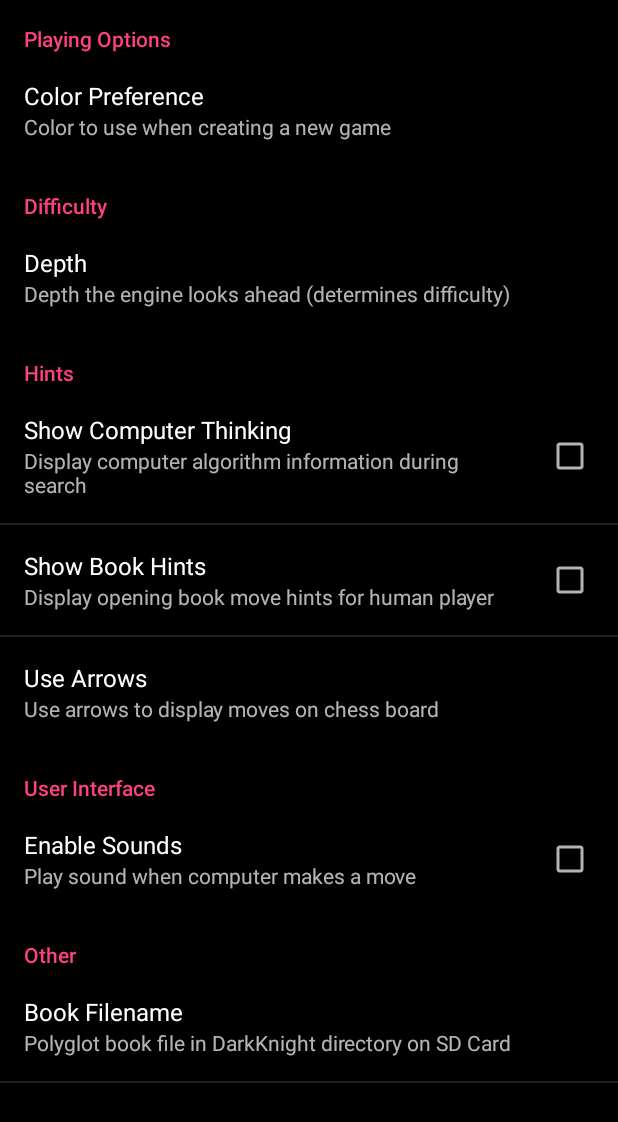
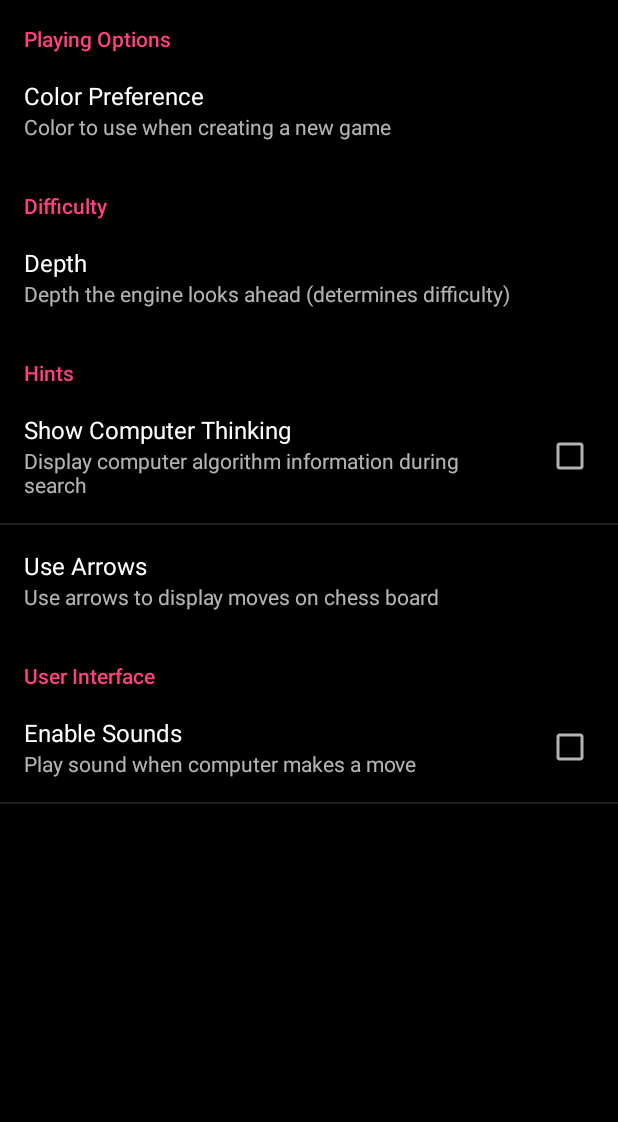
Before and after one commit to nickink/darkknight, an Android app: the SettingsActivity screen opened directly, with no data from a screen before it, on a phone screen of 412 x 824 dp. Shown: the top 1122 px of the screen. Run offline under Robolectric (Android 15) with nearby library versions, the phone set to English and light mode, and no system bars.

Commit message:
add Bluetooth discovery support, remove unneeded preferences, update plugin path

```diff
--- a/app/build.gradle
+++ b/app/build.gradle
@@ -5,7 +5,7 @@ android {
     buildToolsVersion "23.0.3"
 
     defaultConfig {
-        versionCode 20
+        versionCode 21
         versionName "0.9"
         applicationId "org.empyrn.darkknight"
         minSdkVersion 19
--- a/app/src/main/AndroidManifest.xml
+++ b/app/src/main/AndroidManifest.xml
@@ -4,7 +4,7 @@
           android:installLocation="auto">
 
     <uses-permission android:name="android.permission.BLUETOOTH"/>
-    <!--<uses-permission android:name="android.permission.ACCESS_COARSE_LOCATION"/>-->
+    <uses-permission android:name="android.permission.ACCESS_COARSE_LOCATION"/>
     <uses-permission android:name="android.permission.BLUETOOTH_ADMIN"/>
     <uses-permission android:name="android.permission.READ_EXTERNAL_STORAGE"/>
     <uses-permission android:name="android.permission.WRITE_EXTERNAL_STORAGE"/>
--- a/app/src/main/java/org/empyrn/darkknight/bluetooth/DeviceListActivity.java
+++ b/app/src/main/java/org/empyrn/darkknight/bluetooth/DeviceListActivity.java
@@ -232,9 +232,7 @@ public class DeviceListActivity extends AppCompatActivity {
 
 	@Override
 	public boolean onPrepareOptionsMenu(Menu menu) {
-		menu.findItem(R.id.item_bluetooth_scan).setVisible(false);
-		//menu.findItem(R.id.item_bluetooth_scan).setVisible(!mBtAdapter.isDiscovering());
-
+		menu.findItem(R.id.item_bluetooth_scan).setVisible(!mBtAdapter.isDiscovering());
 		return super.onPrepareOptionsMenu(menu);
 	}
 
--- a/app/src/main/res/xml/preferences.xml
+++ b/app/src/main/res/xml/preferences.xml
@@ -1,19 +1,6 @@
 <?xml version="1.0" encoding="utf-8"?>
 <PreferenceScreen
     xmlns:android="http://schemas.android.com/apk/res/android">
-    <!--<PreferenceCategory-->
-    <!--android:title="Playing Options">-->
-    <!--<ListPreference-->
-    <!--android:key="gameMode"-->
-    <!--android:title="Game Mode"-->
-    <!--android:summary="Select opponent, analysis mode or computer match"-->
-    <!--android:entryValues="@array/game_mode_values"-->
-    <!--android:entries="@array/game_mode_texts"-->
-    <!--android:defaultValue="1">-->
-    <!--</ListPreference>-->
-    <!--</PreferenceCategory>-->
-    <!--<PreferenceCategory-->
-    <!--<PreferenceCategory-->
     <PreferenceCategory
         android:title="@string/playing_options">
         <ListPreference
@@ -43,12 +30,12 @@
             android:summary="Display computer algorithm information during search"
             android:title="Show Computer Thinking">
         </CheckBoxPreference>
-        <CheckBoxPreference
-            android:defaultValue="false"
-            android:key="bookHints"
-            android:summary="Display opening book move hints for human player"
-            android:title="Show Book Hints">
-        </CheckBoxPreference>
+        <!--<CheckBoxPreference-->
+            <!--android:defaultValue="false"-->
+            <!--android:key="bookHints"-->
+            <!--android:summary="Display opening book move hints for human player"-->
+            <!--android:title="Show Book Hints">-->
+        <!--</CheckBoxPreference>-->
         <ListPreference
             android:defaultValue="2"
             android:entries="@array/thinking_arrows_texts"
@@ -72,14 +59,14 @@
         <!--android:summary="Touching a square that corresponds to one unique move makes that move immediately"-->
         <!--android:defaultValue="false" />-->
     </PreferenceCategory>
-    <PreferenceCategory
-        android:title="Other">
-        <EditTextPreference
-            android:defaultValue=""
-            android:key="bookFile"
-            android:summary="Polyglot book file in DarkKnight directory on SD Card"
-            android:title="Book Filename">
-        </EditTextPreference>
+    <!--<PreferenceCategory-->
+        <!--android:title="Other">-->
+        <!--<EditTextPreference-->
+            <!--android:defaultValue=""-->
+            <!--android:key="bookFile"-->
+            <!--android:summary="Polyglot book file in DarkKnight directory on SD Card"-->
+            <!--android:title="Book Filename">-->
+        <!--</EditTextPreference>-->
         <!--<PreferenceScreen-->
         <!--android:key="pgnSettings"-->
         <!--android:title="PGN Settings"-->
@@ -166,5 +153,5 @@
         <!--</CheckBoxPreference>-->
         <!--</PreferenceCategory>-->
         <!--</PreferenceScreen>-->
-    </PreferenceCategory>
+    <!--</PreferenceCategory>-->
 </PreferenceScreen>
--- a/build.gradle
+++ b/build.gradle
@@ -4,7 +4,7 @@ buildscript {
         jcenter()
     }
     dependencies {
-        classpath 'com.android.tools.build:gradle:2.1.0-rc1'
+        classpath 'com.android.tools.build:gradle:2.1.0'
     }
 }
 
```
